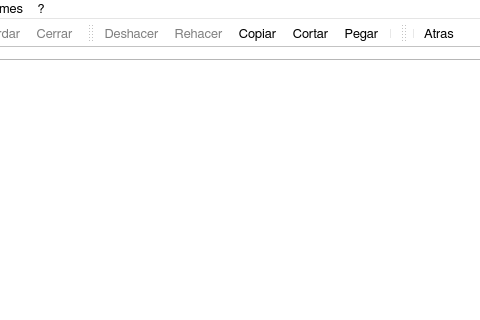
Above: Ui/mainwindow.ui from exodehm/SDMed2 before the change; both pictures show x 333 to 813 and y 0 to 320 of the 897 by 591 pixel window. Below: the same form after it.
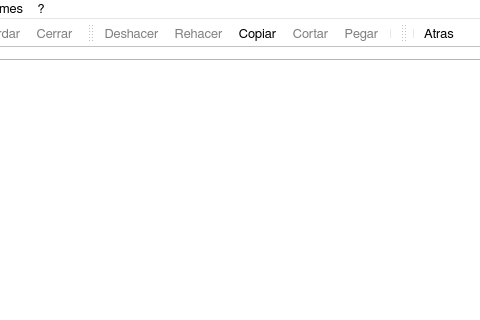
That is the form after the change. Icons and pictures are not drawn.

```diff
--- a/Ui/mainwindow.ui
+++ b/Ui/mainwindow.ui
@@ -728,6 +728,9 @@
    </property>
   </action>
   <action name="actionCortar">
+   <property name="enabled">
+    <bool>false</bool>
+   </property>
    <property name="icon">
     <iconset resource="../recursos.qrc">
      <normaloff>:/images/cut.png</normaloff>:/images/cut.png</iconset>
@@ -740,6 +743,9 @@
    </property>
   </action>
   <action name="actionPegar">
+   <property name="enabled">
+    <bool>false</bool>
+   </property>
    <property name="icon">
     <iconset resource="../recursos.qrc">
      <normaloff>:/images/paste.png</normaloff>:/images/paste.png</iconset>
```
